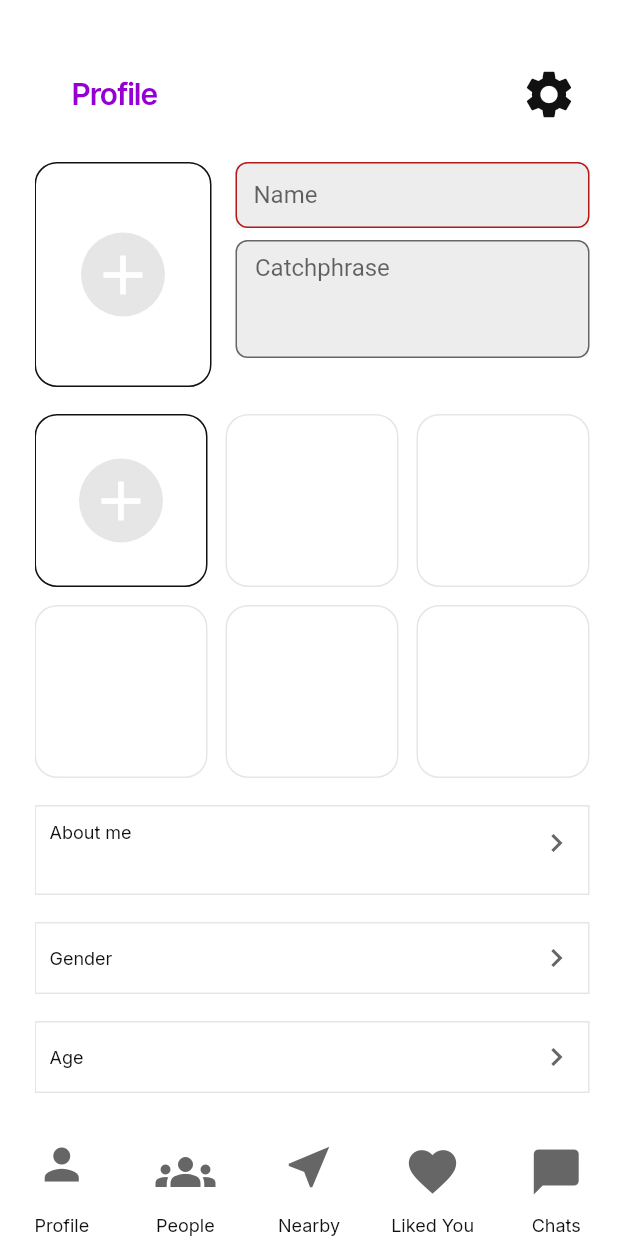
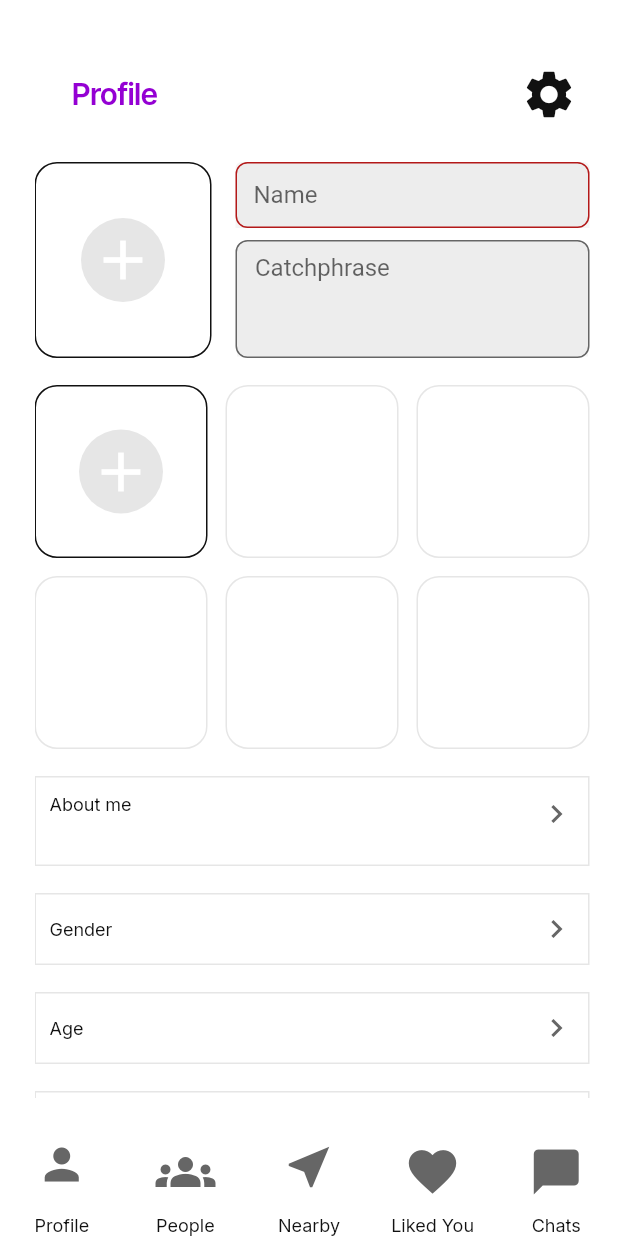
Before and after one commit to kuzmin2021/Nearsy, a Flutter app: the screen it shows once a user with an empty profile is signed in, on a phone screen of 412 x 824 dp. Run offline on Flutter 3.47's test engine with Material 3 defaults, Android fonts, the phone set to English and light mode, and no system bars; our stand-ins replace auto_size_text, cached_network_image, dropdown_button2, easy_debounce, equatable, file_picker and 10 more; missing offline and left inert: json_path, mime_type; accounts and stored records are empty.

Commit message:
fix: адаптивная вёрстка главного фото и catchphrase на странице профиля
- Заменён фиксированный 150x150 Container на Expanded + Positioned.fill — фото растягивается по ширине
- Убран alignment: AlignmentDirectional(-1.0, -1.0) — фото больше не уезжает в левый угол
- Row обёрнут в IntrinsicHeight с CrossAxisAlignment.stretch — левая и правая колонки одной высоты, верх/низ фото совпадают с Display Name / Catchphrase
- .metadata: добавлен флаг windows после flutter create --platforms=windows

```diff
--- a/lib/pages/profile_page/profile_page_widget.dart
+++ b/lib/pages/profile_page/profile_page_widget.dart
@@ -726,10 +726,11 @@ class _ProfilePageWidgetState extends State<ProfilePageWidget> {
                               ),
                             ],
                           ),
-                          Row(
+                          IntrinsicHeight(
+                            child: Row(
                               mainAxisSize: MainAxisSize.max,
                               mainAxisAlignment: MainAxisAlignment.start,
-                            crossAxisAlignment: CrossAxisAlignment.start,
+                              crossAxisAlignment: CrossAxisAlignment.stretch,
                             children: [
                               Expanded(
                                 flex: 1,
@@ -739,21 +740,14 @@ class _ProfilePageWidgetState extends State<ProfilePageWidget> {
                                   crossAxisAlignment:
                                       CrossAxisAlignment.stretch,
                                   children: [
-                                    Container(
-                                      width: double.infinity,
-                                      alignment:
-                                          AlignmentDirectional(-1.0, -1.0),
-                                      child: Container(
-                                        width: 150.0,
-                                        height: 150.0,
+                                    Expanded(
                                       child: Stack(
                                         alignment:
                                             AlignmentDirectional(1.0, -1.0),
                                         children: [
                                             if (!(_model.profileMainPhotoUrl ==
                                                 ''))
-                                              Container(
-                                                width: 150.0,
+                                              Positioned.fill(
                                                 child: ClipRRect(
                                                   borderRadius:
                                                       BorderRadius.circular(
@@ -765,18 +759,16 @@ class _ProfilePageWidgetState extends State<ProfilePageWidget> {
                                                         milliseconds: 0),
                                                     imageUrl: _model
                                                         .profileMainPhotoUrl!,
-                                                    width: 150.0,
-                                                    height: 150.0,
+                                                    width: double.infinity,
+                                                    height: double.infinity,
                                                     fit: BoxFit.cover,
                                                   ),
                                                 ),
                                               ),
                                             if (_model.profileMainPhotoUrl ==
                                                 '')
-                                              Container(
-                                                width: 150.0,
+                                              Positioned.fill(
                                                 child: Container(
-                                                  height: 150.0,
                                                   decoration: BoxDecoration(
                                                     color: FloterTheme.of(
                                                             context)
@@ -986,7 +978,6 @@ class _ProfilePageWidgetState extends State<ProfilePageWidget> {
                                                 ),
                                               ),
                                           ],
-                                        ),
                                         ),
                                       ),
                                   ].divide(SizedBox(height: 8.0)),
@@ -1364,6 +1355,7 @@ class _ProfilePageWidgetState extends State<ProfilePageWidget> {
                                 ),
                               ),
                             ].divide(SizedBox(width: 16.0)),
+                          ),
                         ),
                           Container(
                             width: double.infinity,
```
Lines whose indentation alone changed are shown as unchanged.
